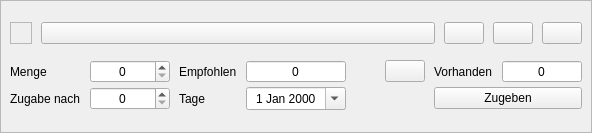
First picture: the form in kleiner-brauhelfer/widgets/wdghefegabe.ui, repository kleiner-brauhelfer/kleiner-brauhelfer-2, before the edit.
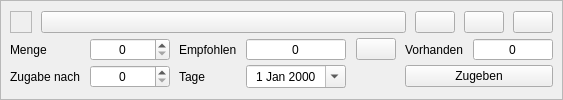
Second picture: the form after the edit. Icons and pictures are not drawn. Custom widgets are drawn as their Qt base class.

Patch:
```diff
--- a/kleiner-brauhelfer/widgets/wdghefegabe.ui
+++ b/kleiner-brauhelfer/widgets/wdghefegabe.ui
@@ -6,8 +6,8 @@
    <rect>
     <x>0</x>
     <y>0</y>
-    <width>592</width>
-    <height>133</height>
+    <width>563</width>
+    <height>100</height>
    </rect>
   </property>
   <property name="sizePolicy">
```
